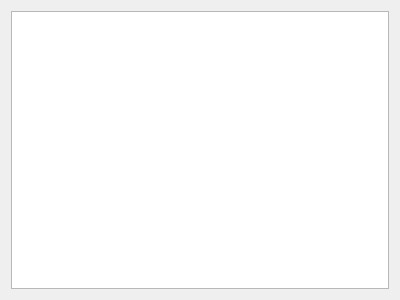
This is plugins/eventmonitor/eventmonitorwidget.ui in KDAB/GammaRay as Qt 5 draws it before an edit. The edited form follows.
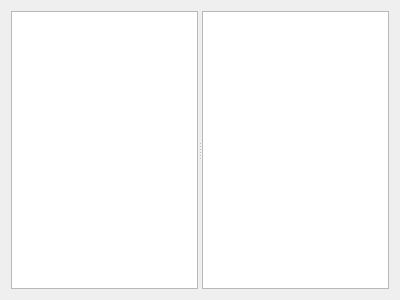
This is the edited form. Custom widgets are drawn as their Qt base class.

Commit message: Add second tree view to show event attributes and property model for it

The edit to the form file:
```diff
--- a/plugins/eventmonitor/eventmonitorwidget.ui
+++ b/plugins/eventmonitor/eventmonitorwidget.ui
@@ -16,12 +16,28 @@
     <verstretch>0</verstretch>
    </sizepolicy>
   </property>
-  <layout class="QHBoxLayout" name="horizontalLayout">
+  <layout class="QVBoxLayout" name="verticalLayout_3">
    <item>
+    <widget class="QSplitter" name="mainSplitter">
+     <property name="orientation">
+      <enum>Qt::Horizontal</enum>
+     </property>
     <widget class="GammaRay::DeferredTreeView" name="eventTree">
      <property name="uniformRowHeights">
       <bool>true</bool>
      </property>
+     </widget>
+     <widget class="QWidget" name="layoutWidget_2">
+      <layout class="QVBoxLayout" name="verticalLayout_2">
+       <item>
+        <widget class="GammaRay::DeferredTreeView" name="eventInspector">
+         <property name="selectionMode">
+          <enum>QAbstractItemView::ContiguousSelection</enum>
+         </property>
+        </widget>
+       </item>
+      </layout>
+     </widget>
     </widget>
    </item>
   </layout>
```
Lines whose indentation alone changed are shown as unchanged. The commit also changes 5 other files.
